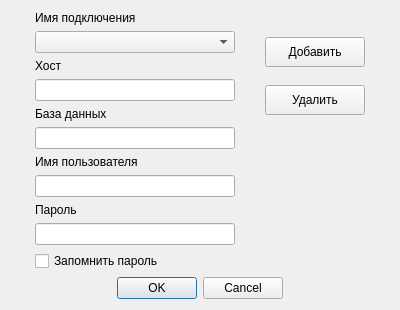
Above: dialog_auth.ui from vasilev24f65h-prog/db_manager before the change. Below: the same form after it.
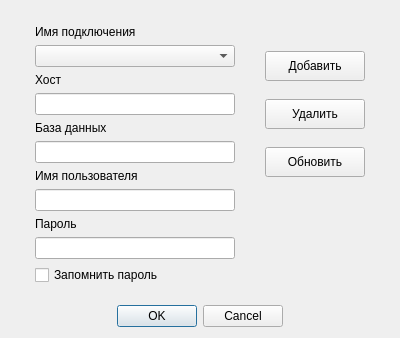
That is the form after the change.

```diff
--- a/dialog_auth.ui
+++ b/dialog_auth.ui
@@ -7,7 +7,7 @@
     <x>0</x>
     <y>0</y>
     <width>400</width>
-    <height>300</height>
+    <height>338</height>
    </rect>
   </property>
   <property name="windowTitle">
@@ -170,6 +170,19 @@
        </property>
       </widget>
      </item>
+     <item row="6" column="2" rowspan="2">
+      <widget class="QPushButton" name="pushButton_update_clicked">
+       <property name="maximumSize">
+        <size>
+         <width>100</width>
+         <height>30</height>
+        </size>
+       </property>
+       <property name="text">
+        <string>Обновить</string>
+       </property>
+      </widget>
+     </item>
     </layout>
    </item>
    <item row="2" column="0">
```
